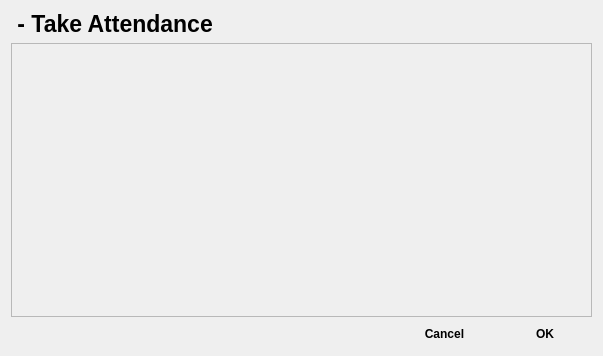
Qt form AceClassUtility_TakeAttendance/aceclassutility_takeattendance.ui (acedron/ace-class-utility) before a commit.
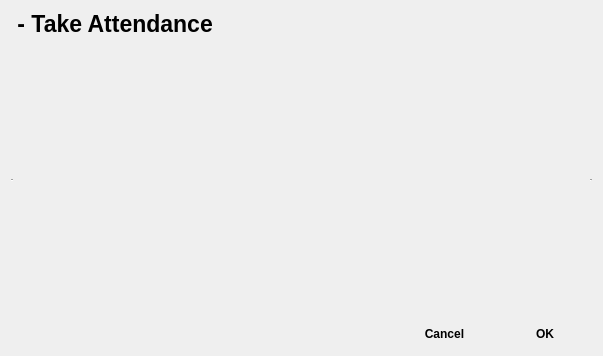
The same form after that commit. Icons and pictures are not drawn.

Diff of the .ui file:
```diff
--- a/AceClassUtility_TakeAttendance/aceclassutility_takeattendance.ui
+++ b/AceClassUtility_TakeAttendance/aceclassutility_takeattendance.ui
@@ -38,6 +38,9 @@
   <layout class="QGridLayout" name="gridLayout">
    <item row="2" column="0">
     <widget class="QScrollArea" name="studentList">
+     <property name="frameShape">
+      <enum>QFrame::HLine</enum>
+     </property>
      <property name="widgetResizable">
       <bool>true</bool>
      </property>
@@ -46,8 +49,8 @@
        <rect>
         <x>0</x>
         <y>0</y>
-        <width>583</width>
-        <height>265</height>
+        <width>581</width>
+        <height>263</height>
        </rect>
       </property>
      </widget>
```
